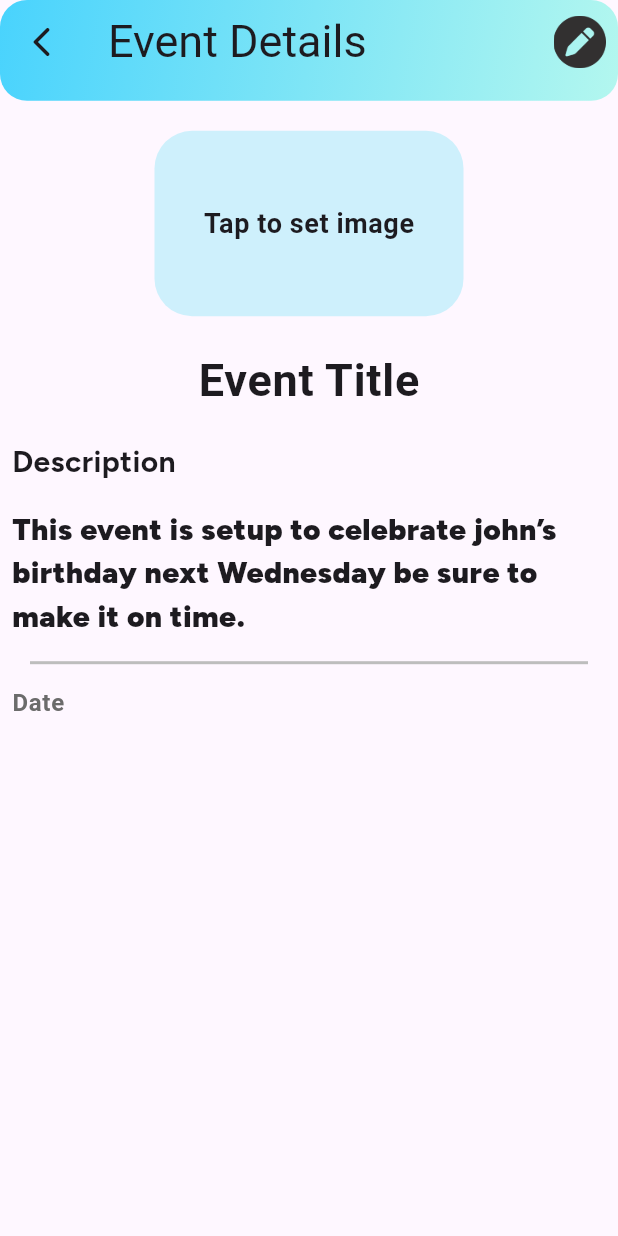
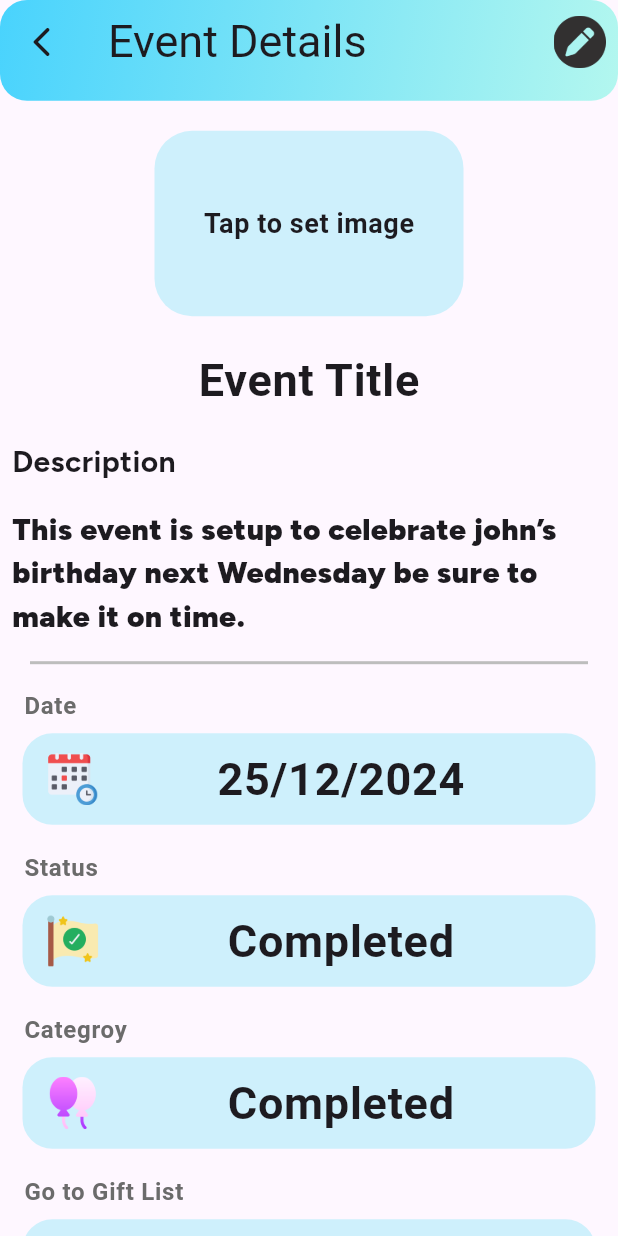
Before and after one commit to SG2505/Hedieaty-Mobile-Project, a Flutter app: the EventDetails screen opened by its route, on a phone screen of 412 x 824 dp. Run offline on Flutter 3.47's test engine with Material 3 defaults, Android fonts, the phone set to English and light mode, and no system bars; our stand-ins replace flutter_screenutil, flutter_snake_navigationbar, go_router; Roboto replaces fonts that are missing (League Spartan, LeckerliOne).

Commit message:
added event details, giftlist, gift details, edit info screens + adjustments to router and theme classes and some tiles

```diff
--- a/lib/Config/router.dart
+++ b/lib/Config/router.dart
@@ -1,8 +1,10 @@
 import 'package:flutter/material.dart';
 import 'package:go_router/go_router.dart';
-import 'package:hedieaty/View/EventDetails/EventDetails.dart';
+import 'package:hedieaty/View/EventDetails/EventDetailsScreen.dart';
+import 'package:hedieaty/View/GiftDetails/GiftDetailsScreen.dart';
+import 'package:hedieaty/View/GiftList/GiftListScreen.dart';
 import 'package:hedieaty/View/HomeScreen/HomeScreen.dart';
-import 'package:hedieaty/View/MyEvents/MyEvents.dart';
+import 'package:hedieaty/View/MyEvents/MyEventsScreen.dart';
 
 class RouterClass {
   static final GoRouter router = GoRouter(
@@ -14,20 +16,33 @@ class RouterClass {
           return const Homescreen();
         },
         routes: <RouteBase>[
-          // MyEvents --> EventDetails
           GoRoute(
             path: 'MyEvents',
             builder: (BuildContext context, GoRouterState state) {
-              return const MyEvents();
+              return const MyEventsScreen();
             },
-            routes: <RouteBase>[
+            routes: <RouteBase>[],
+          ),
           GoRoute(
             path: 'EventDetails',
             builder: (BuildContext context, GoRouterState state) {
               return const EventDetails();
             },
+            routes: <RouteBase>[],
           ),
-            ],
+          GoRoute(
+            path: 'GiftList',
+            builder: (BuildContext context, GoRouterState state) {
+              return const Giftlistscreen();
+            },
+            routes: <RouteBase>[],
+          ),
+          GoRoute(
+            path: 'GiftDetails',
+            builder: (BuildContext context, GoRouterState state) {
+              return const GiftDetailsScreen();
+            },
+            routes: [],
           ),
         ],
       ),
--- a/lib/View/EventDetails/EventDetails.dart
+++ b/lib/View/EventDetails/EventDetailsScreen.dart
@@ -1,5 +1,6 @@
 import 'package:flutter/material.dart';
 import 'package:flutter_screenutil/flutter_screenutil.dart';
+import 'package:hedieaty/View/EventDetails/EventDetailsTile.dart';
 import 'package:hedieaty/View/Widgets/AppBar.dart';
 
 class EventDetails extends StatefulWidget {
@@ -30,7 +31,8 @@ class _EventDetailsState extends State<EventDetails> {
             ),
             InkWell(
               onTap: () {},
-              child: Container(
+              borderRadius: BorderRadius.circular(25),
+              child: Ink(
                 width: 0.5.sw,
                 height: 0.15.sh,
                 decoration: BoxDecoration(
@@ -87,7 +89,28 @@ class _EventDetailsState extends State<EventDetails> {
               color: Colors.grey.shade400,
             ),
             leftAlignedLabel('Date'),
-            ListTile()
+            EventDetailsTile(
+                text: '25/12/2024',
+                leadingImgPath: 'assets/icons/EventDetailsIcons/calendar.png'),
+            leftAlignedLabel('Status'),
+            EventDetailsTile(
+                text: 'Completed',
+                leadingImgPath:
+                    'assets/icons/EventDetailsIcons/completedEvent.png'),
+            leftAlignedLabel('Categroy'),
+            EventDetailsTile(
+                text: 'Completed',
+                leadingImgPath: 'assets/icons/EventDetailsIcons/birthday.png'),
+            leftAlignedLabel('Go to Gift List'),
+            EventDetailsTile(
+              text: 'Gift List',
+              leadingImgPath: 'assets/icons/EventDetailsIcons/giftbox.png',
+              trailingImgPath: 'assets/icons/EventDetailsIcons/next.png',
+              isGoToGiftList: true,
+            ),
+            const SizedBox(
+              height: 10,
+            )
           ],
         ),
       ),
@@ -98,7 +121,7 @@ class _EventDetailsState extends State<EventDetails> {
     return Align(
       alignment: Alignment.centerLeft,
       child: Padding(
-          padding: const EdgeInsets.all(8.0),
+          padding: const EdgeInsets.only(left: 16, top: 10),
           child: Text(
             text,
             style: Theme.of(context).textTheme.labelMedium,
--- /dev/null
+++ b/lib/View/EventDetails/EventDetailsTile.dart
@@ -0,0 +1,48 @@
+import 'package:flutter/material.dart';
+import 'package:go_router/go_router.dart';
+
+class EventDetailsTile extends StatelessWidget {
+  final String text;
+  final String leadingImgPath;
+  final String? trailingImgPath;
+  final bool? isGoToGiftList;
+  const EventDetailsTile(
+      {super.key,
+      required this.text,
+      required this.leadingImgPath,
+      this.isGoToGiftList,
+      this.trailingImgPath});
+
+  @override
+  Widget build(BuildContext context) {
+    return Padding(
+      padding: const EdgeInsets.fromLTRB(15.0, 8, 15, 8),
+      child: ListTile(
+          leading: Image.asset(
+            leadingImgPath,
+            width: 35,
+            height: 35,
+          ),
+          title: Text(
+            textAlign: TextAlign.center,
+            text,
+            style: Theme.of(context).textTheme.bodyLarge,
+          ),
+          trailing: isGoToGiftList == null
+              ? null
+              : IconButton(
+                  alignment: Alignment.centerRight,
+                  onPressed: () {
+                    context.go('/MyEvents/EventDetails/GiftList');
+                  },
+                  icon: Image.asset(
+                    trailingImgPath!,
+                    width: 35,
+                    height: 35,
+                  )),
+          onTap: () {
+            isGoToGiftList == null ? null : context.push('/GiftList');
+          }),
+    );
+  }
+}
--- a/lib/View/HomeScreen/FriendTile.dart
+++ b/lib/View/HomeScreen/FriendTile.dart
@@ -18,7 +18,7 @@ class Friendtile extends StatelessWidget {
     return Padding(
       padding: const EdgeInsets.fromLTRB(15.0, 8, 15, 8),
       child: ListTile(
-        onTap: () => context.go('/MyEvents'),
+        onTap: () => context.push('/MyEvents'),
         shape: RoundedRectangleBorder(borderRadius: BorderRadius.circular(20)),
         tileColor: Color.fromRGBO(206, 240, 252, 1),
         leading: CircleAvatar(
--- a/lib/View/MyEvents/EventTile.dart
+++ b/lib/View/MyEvents/EventTile.dart
@@ -48,7 +48,7 @@ class EventTile extends StatelessWidget {
               width: 35,
               height: 35,
             )),
-        onTap: () => context.go('/MyEvents/EventDetails'),
+        onTap: () => context.push('/EventDetails'),
       ),
     );
   }
--- a/pubspec.yaml
+++ b/pubspec.yaml
@@ -68,6 +68,7 @@ flutter:
     - assets/icons/HomeScreenIcons/
     - assets/icons/EventScreenIcons/
     - assets/icons/EventDetailsIcons/
+    - assets/icons/GiftListScreenIcons/
   #   - images/a_dot_ham.jpeg
 
   # An image asset can refer to one or more resolution-specific "variants", see
```
Also changed, not shown: lib/Config/theme.dart (+47 -0 lines), lib/View/EditInfo/EditInfoScreen.dart (added, +147 -0 lines), lib/View/GiftDetails/GiftDetailsScreen.dart (added, +151 -0 lines), lib/View/GiftList/GiftListScreen.dart (added, +186 -0 lines), lib/View/MyEvents/MyEventsScreen.dart (renamed from lib/View/MyEvents/MyEvents.dart, +4 -4 lines), lib/View/Widgets/GradientButton.dart (added, +47 -0 lines), assets/icons/EventDetailsIcons/birthday.png (added), assets/icons/EventDetailsIcons/calendar.png (added), assets/icons/EventDetailsIcons/completedEvent.png (added), assets/icons/EventDetailsIcons/giftbox.png (added), assets/icons/EventDetailsIcons/next.png (added), assets/icons/GiftDetailsScreenIcons/delete.png (added), assets/icons/GiftListScreenIcons/gift.png (added), assets/icons/GiftListScreenIcons/next.png (added). Lines whose indentation alone changed are shown as unchanged.
